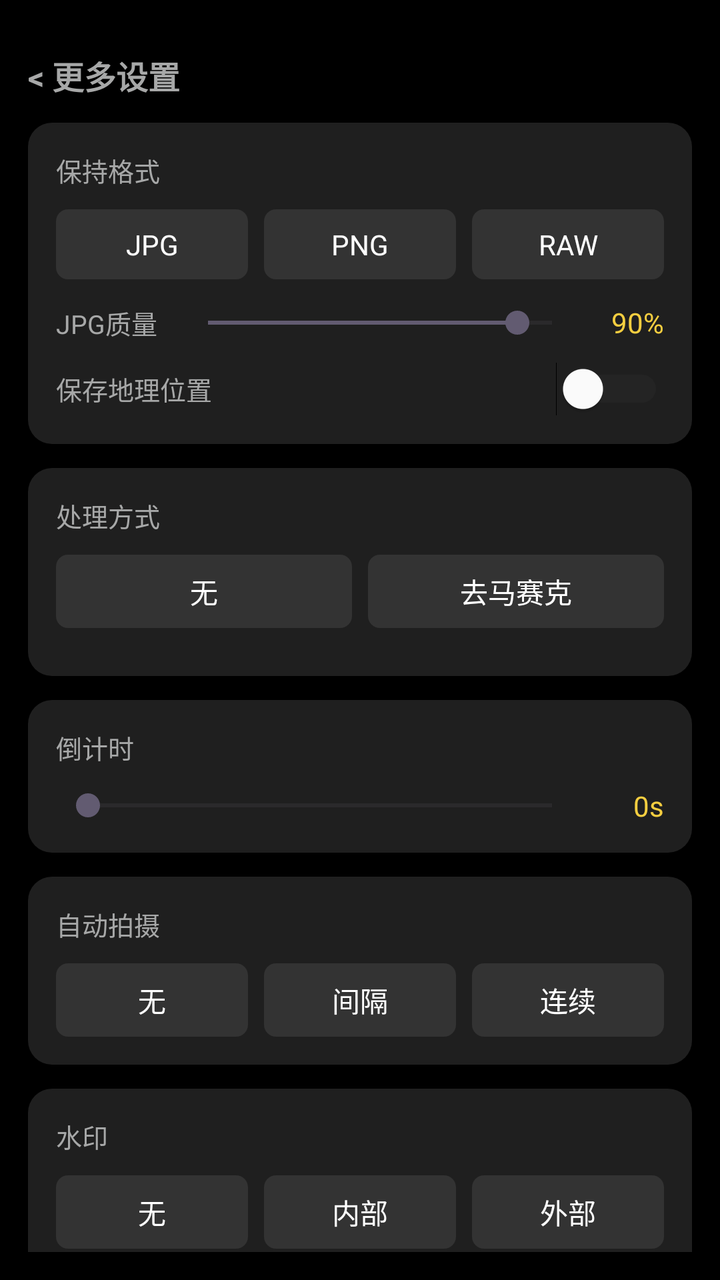
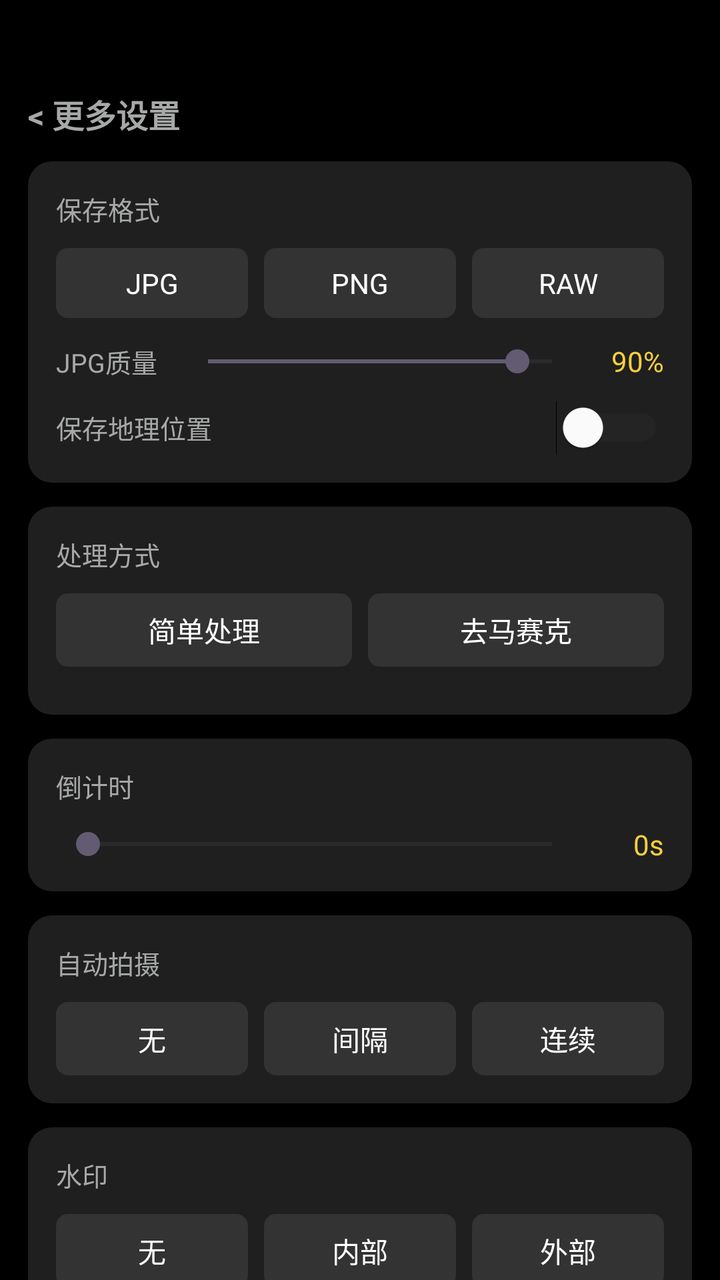

Before-and-after screenshots of an Android layout around one commit, followed by the original layout XML and the change that was made.
<!-- AndroidManifest.xml: activity theme Theme.WCam -->
<!-- res/layout/activity_settings.xml -->
<?xml version="1.0" encoding="utf-8"?>
<LinearLayout xmlns:android="http://schemas.android.com/apk/res/android"
    android:layout_width="match_parent"
    android:layout_height="match_parent"
    android:background="@color/settings_bg"
    android:orientation="vertical"
    android:padding="14dp">

    
    <LinearLayout
        android:id="@+id/btn_back"
        android:layout_width="wrap_content"
        android:layout_height="wrap_content"
        android:orientation="horizontal"
        android:gravity="center_vertical"
        android:paddingVertical="12dp"
        android:clickable="true"
        android:focusable="true">
        <TextView
            android:layout_width="wrap_content"
            android:layout_height="wrap_content"
            android:text="&lt; 更多设置"
            android:textColor="@color/settings_text_main"
            android:textSize="16sp"
            android:textStyle="bold" />
    </LinearLayout>

    <ScrollView
        android:layout_width="match_parent"
        android:layout_height="match_parent"
        android:scrollbars="none">

        <LinearLayout
            android:layout_width="match_parent"
            android:layout_height="wrap_content"
            android:orientation="vertical">

            
            <LinearLayout
                android:layout_width="match_parent"
                android:layout_height="wrap_content"
                android:background="@drawable/bg_settings_card"
                android:orientation="vertical"
                android:padding="14dp"
                android:layout_marginBottom="12dp">

                <TextView
                    android:layout_width="wrap_content"
                    android:layout_height="wrap_content"
                    android:text="保持格式"
                    android:textColor="@color/settings_text_main"
                    android:textSize="13sp"
                    android:layout_marginBottom="10dp" />

                <LinearLayout
                    android:layout_width="match_parent"
                    android:layout_height="wrap_content"
                    android:orientation="horizontal">
                    <TextView
                        android:id="@+id/chip_jpg"
                        android:layout_width="0dp"
                        android:layout_height="wrap_content"
                        android:layout_weight="1"
                        android:background="@drawable/sl_settings_chip"
                        android:text="JPG"
                        android:textColor="@color/sl_settings_chip_text"
                        android:gravity="center"
                        android:paddingVertical="8dp"
                        android:layout_marginEnd="4dp"
                        android:clickable="true" />
                    <TextView
                        android:id="@+id/chip_png"
                        android:layout_width="0dp"
                        android:layout_height="wrap_content"
                        android:layout_weight="1"
                        android:background="@drawable/sl_settings_chip"
                        android:text="PNG"
                        android:textColor="@color/sl_settings_chip_text"
                        android:gravity="center"
                        android:paddingVertical="8dp"
                        android:layout_marginHorizontal="4dp"
                        android:clickable="true" />
                    <TextView
                        android:id="@+id/chip_raw"
                        android:layout_width="0dp"
                        android:layout_height="wrap_content"
                        android:layout_weight="1"
                        android:background="@drawable/sl_settings_chip"
                        android:text="RAW"
                        android:textColor="@color/sl_settings_chip_text"
                        android:gravity="center"
                        android:paddingVertical="8dp"
                        android:layout_marginStart="4dp"
                        android:clickable="true" />
                </LinearLayout>

                <LinearLayout
                    android:id="@+id/layout_jpg_quality"
                    android:layout_width="match_parent"
                    android:layout_height="wrap_content"
                    android:orientation="horizontal"
                    android:gravity="center_vertical"
                    android:layout_marginTop="12dp">
                    <TextView
                        android:layout_width="wrap_content"
                        android:layout_height="wrap_content"
                        android:text="JPG质量"
                        android:textColor="@color/settings_text_main"
                        android:textSize="13sp"
                        android:minWidth="60dp" />
                    <SeekBar
                        android:id="@+id/seekbar_quality"
                        android:layout_width="0dp"
                        android:layout_height="wrap_content"
                        android:layout_weight="1"
                        android:max="100"
                        android:progress="90" />
                    <TextView
                        android:id="@+id/tv_quality_val"
                        android:layout_width="wrap_content"
                        android:layout_height="wrap_content"
                        android:text="90%"
                        android:textColor="@color/settings_primary"
                        android:textSize="14sp"
                        android:minWidth="40dp"
                        android:gravity="end" />
                </LinearLayout>

                <LinearLayout
                    android:layout_width="match_parent"
                    android:layout_height="wrap_content"
                    android:orientation="horizontal"
                    android:gravity="center_vertical"
                    android:layout_marginTop="10dp">
                    <TextView
                        android:layout_width="0dp"
                        android:layout_height="wrap_content"
                        android:layout_weight="1"
                        android:text="保存地理位置"
                        android:textColor="@color/settings_text_main"
                        android:textSize="13sp" />
                    <Switch
                        android:id="@+id/switch_location"
                        android:layout_width="wrap_content"
                        android:layout_height="wrap_content"
                        android:thumbTint="@color/white"
                        android:trackTint="@color/settings_unselected_bg" />
                </LinearLayout>
            </LinearLayout>

            
            <LinearLayout
                android:id="@+id/card_algo"
                android:layout_width="match_parent"
                android:layout_height="wrap_content"
                android:background="@drawable/bg_settings_card"
                android:orientation="vertical"
                android:padding="14dp"
                android:layout_marginBottom="12dp">

                <TextView
                    android:layout_width="wrap_content"
                    android:layout_height="wrap_content"
                    android:text="处理方式"
                    android:textColor="@color/settings_text_main"
                    android:textSize="13sp"
                    android:layout_marginBottom="10dp" />

                <LinearLayout
                    android:layout_width="match_parent"
                    android:layout_height="wrap_content"
                    android:orientation="horizontal"
                    android:layout_marginBottom="10dp">
                    <TextView
                        android:id="@+id/seg_none"
                        android:layout_width="0dp"
                        android:layout_height="wrap_content"
                        android:layout_weight="1"
                        android:background="@drawable/sl_settings_chip"
                        android:text="无"
                        android:textColor="@color/sl_settings_chip_text"
                        android:gravity="center"
                        android:paddingVertical="8dp"
                        android:layout_marginEnd="4dp"
                        android:clickable="true" />
                    <TextView
                        android:id="@+id/seg_demosaic"
                        android:layout_width="0dp"
                        android:layout_height="wrap_content"
                        android:layout_weight="1"
                        android:background="@drawable/sl_settings_chip"
                        android:text="去马赛克"
                        android:textColor="@color/sl_settings_chip_text"
                        android:gravity="center"
                        android:paddingVertical="8dp"
                        android:layout_marginStart="4dp"
                        android:clickable="true" />
                </LinearLayout>

                <GridLayout
                    android:id="@+id/grid_algo_none"
                    android:layout_width="match_parent"
                    android:layout_height="wrap_content"
                    android:columnCount="4"
                    android:rowCount="1"
                    android:alignmentMode="alignBounds"
                    android:columnOrderPreserved="false">
                    
                </GridLayout>

                <GridLayout
                    android:id="@+id/grid_algo_demosaic"
                    android:layout_width="match_parent"
                    android:layout_height="wrap_content"
                    android:columnCount="5"
                    android:rowCount="2"
                    android:alignmentMode="alignBounds"
                    android:columnOrderPreserved="false"
                    android:visibility="gone">
                    
                </GridLayout>
            </LinearLayout>

            
            <LinearLayout
                android:layout_width="match_parent"
                android:layout_height="wrap_content"
                android:background="@drawable/bg_settings_card"
                android:orientation="vertical"
                android:padding="14dp"
                android:layout_marginBottom="12dp">
                <TextView
                    android:layout_width="wrap_content"
                    android:layout_height="wrap_content"
                    android:text="倒计时"
                    android:textColor="@color/settings_text_main"
                    android:textSize="13sp"
                    android:layout_marginBottom="10dp" />
                <LinearLayout
                    android:layout_width="match_parent"
                    android:layout_height="wrap_content"
                    android:orientation="horizontal"
                    android:gravity="center_vertical">
                    <SeekBar
                        android:layout_width="0dp"
                        android:layout_height="wrap_content"
                        android:layout_weight="1"
                        android:max="10"
                        android:progress="0" />
                    <TextView
                        android:layout_width="wrap_content"
                        android:layout_height="wrap_content"
                        android:text="0s"
                        android:textColor="@color/settings_primary"
                        android:textSize="14sp"
                        android:minWidth="40dp"
                        android:gravity="end" />
                </LinearLayout>
            </LinearLayout>

            
            <LinearLayout
                android:layout_width="match_parent"
                android:layout_height="wrap_content"
                android:background="@drawable/bg_settings_card"
                android:orientation="vertical"
                android:padding="14dp"
                android:layout_marginBottom="12dp">
                <TextView
                    android:layout_width="wrap_content"
                    android:layout_height="wrap_content"
                    android:text="自动拍摄"
                    android:textColor="@color/settings_text_main"
                    android:textSize="13sp"
                    android:layout_marginBottom="10dp" />
                <LinearLayout
                    android:layout_width="match_parent"
                    android:layout_height="wrap_content"
                    android:orientation="horizontal">
                    <TextView
                        android:layout_width="0dp"
                        android:layout_height="wrap_content"
                        android:layout_weight="1"
                        android:background="@drawable/sl_settings_chip"
                        android:text="无"
                        android:textColor="@color/sl_settings_chip_text"
                        android:gravity="center"
                        android:paddingVertical="8dp"
                        android:layout_marginEnd="4dp" />
                    <TextView
                        android:layout_width="0dp"
                        android:layout_height="wrap_content"
                        android:layout_weight="1"
                        android:background="@drawable/sl_settings_chip"
                        android:text="间隔"
                        android:textColor="@color/sl_settings_chip_text"
                        android:gravity="center"
                        android:paddingVertical="8dp"
                        android:layout_marginHorizontal="4dp" />
                    <TextView
                        android:layout_width="0dp"
                        android:layout_height="wrap_content"
                        android:layout_weight="1"
                        android:background="@drawable/sl_settings_chip"
                        android:text="连续"
                        android:textColor="@color/sl_settings_chip_text"
                        android:gravity="center"
                        android:paddingVertical="8dp"
                        android:layout_marginStart="4dp" />
                </LinearLayout>
            </LinearLayout>

            
            <LinearLayout
                android:layout_width="match_parent"
                android:layout_height="wrap_content"
                android:background="@drawable/bg_settings_card"
                android:orientation="vertical"
                android:padding="14dp"
                android:layout_marginBottom="12dp">
                <TextView
                    android:layout_width="wrap_content"
                    android:layout_height="wrap_content"
                    android:text="水印"
                    android:textColor="@color/settings_text_main"
                    android:textSize="13sp"
                    android:layout_marginBottom="10dp" />
                <LinearLayout
                    android:layout_width="match_parent"
                    android:layout_height="wrap_content"
                    android:orientation="horizontal">
                    <TextView
                        android:layout_width="0dp"
                        android:layout_height="wrap_content"
                        android:layout_weight="1"
                        android:background="@drawable/sl_settings_chip"
                        android:text="无"
                        android:textColor="@color/sl_settings_chip_text"
                        android:gravity="center"
                        android:paddingVertical="8dp"
                        android:layout_marginEnd="4dp" />
                    <TextView
                        android:layout_width="0dp"
                        android:layout_height="wrap_content"
                        android:layout_weight="1"
                        android:background="@drawable/sl_settings_chip"
                        android:text="内部"
                        android:textColor="@color/sl_settings_chip_text"
                        android:gravity="center"
                        android:paddingVertical="8dp"
                        android:layout_marginHorizontal="4dp" />
                    <TextView
                        android:layout_width="0dp"
                        android:layout_height="wrap_content"
                        android:layout_weight="1"
                        android:background="@drawable/sl_settings_chip"
                        android:text="外部"
                        android:textColor="@color/sl_settings_chip_text"
                        android:gravity="center"
                        android:paddingVertical="8dp"
                        android:layout_marginStart="4dp" />
                </LinearLayout>
            </LinearLayout>

        </LinearLayout>
    </ScrollView>

</LinearLayout>
<!-- resources referenced by this layout -->
<resources>
  <color name="settings_bg">#000000</color>
  <color name="settings_primary">#F5CE40</color>
  <color name="settings_text_main">#A7A8A8</color>
  <color name="settings_unselected_bg">#333333</color>
  <color name="white">#FFFFFFFF</color>
  <!-- drawable bg_settings_card (drawable) -->
  <?xml version="1.0" encoding="utf-8"?>
  <shape xmlns:android="http://schemas.android.com/apk/res/android">
      <solid android:color="@color/settings_surface" />
      <corners android:radius="12dp" />
  </shape>
  <!-- drawable sl_settings_chip (drawable) -->
  <?xml version="1.0" encoding="utf-8"?>
  <selector xmlns:android="http://schemas.android.com/apk/res/android">
      <item android:drawable="@drawable/bg_settings_chip_selected" android:state_selected="true" />
      <item android:drawable="@drawable/bg_settings_chip_unselected" />
  </selector>
  <style name="Theme.WCam" parent="Base.Theme.WCam" />
  <color name="settings_surface">#1F1F1F</color>
  <!-- drawable bg_settings_chip_selected (drawable) -->
  <?xml version="1.0" encoding="utf-8"?>
  <shape xmlns:android="http://schemas.android.com/apk/res/android">
      <solid android:color="@color/settings_primary" />
      <corners android:radius="6dp" />
  </shape>
  <!-- drawable bg_settings_chip_unselected (drawable) -->
  <?xml version="1.0" encoding="utf-8"?>
  <shape xmlns:android="http://schemas.android.com/apk/res/android">
      <solid android:color="@color/settings_unselected_bg" />
      <corners android:radius="6dp" />
  </shape>
  <style name="Base.Theme.WCam" parent="Theme.Material3.DayNight.NoActionBar">
          
          
      </style>
</resources>

<!-- the commit's change to res/layout/activity_settings.xml (unified diff, before → after) -->
@@ -4,7 +4,12 @@
     android:layout_height="match_parent"
     android:background="@color/settings_bg"
     android:orientation="vertical"
-    android:padding="14dp">
+    android:paddingHorizontal="14dp">
+
+    
+    <View
+        android:layout_width="match_parent"
+        android:layout_height="100px" />
 
     
     <LinearLayout
@@ -33,7 +38,8 @@
         <LinearLayout
             android:layout_width="match_parent"
             android:layout_height="wrap_content"
-            android:orientation="vertical">
+            android:orientation="vertical"
+            android:paddingBottom="40dp">
 
             
             <LinearLayout
@@ -47,7 +53,7 @@
                 <TextView
                     android:layout_width="wrap_content"
                     android:layout_height="wrap_content"
-                    android:text="保持格式"
+                    android:text="保存格式"
                     android:textColor="@color/settings_text_main"
                     android:textSize="13sp"
                     android:layout_marginBottom="10dp" />
@@ -172,12 +178,12 @@
                     android:orientation="horizontal"
                     android:layout_marginBottom="10dp">
                     <TextView
-                        android:id="@+id/seg_none"
-                        android:layout_width="0dp"
-                        android:layout_height="wrap_content"
-                        android:layout_weight="1"
-                        android:background="@drawable/sl_settings_chip"
-                        android:text="无"
+                        android:id="@+id/seg_simple"
+                        android:layout_width="0dp"
+                        android:layout_height="wrap_content"
+                        android:layout_weight="1"
+                        android:background="@drawable/sl_settings_chip"
+                        android:text="简单处理"
                         android:textColor="@color/sl_settings_chip_text"
                         android:gravity="center"
                         android:paddingVertical="8dp"
@@ -205,7 +211,6 @@
                     android:rowCount="1"
                     android:alignmentMode="alignBounds"
                     android:columnOrderPreserved="false">
-                    
                 </GridLayout>
 
                 <GridLayout
@@ -217,7 +222,6 @@
                     android:alignmentMode="alignBounds"
                     android:columnOrderPreserved="false"
                     android:visibility="gone">
-                    
                 </GridLayout>
             </LinearLayout>
 
@@ -242,12 +246,14 @@
                     android:orientation="horizontal"
                     android:gravity="center_vertical">
                     <SeekBar
+                        android:id="@+id/seekbar_countdown"
                         android:layout_width="0dp"
                         android:layout_height="wrap_content"
                         android:layout_weight="1"
                         android:max="10"
                         android:progress="0" />
                     <TextView
+                        android:id="@+id/tv_countdown_val"
                         android:layout_width="wrap_content"
                         android:layout_height="wrap_content"
                         android:text="0s"
@@ -278,6 +284,7 @@
                     android:layout_height="wrap_content"
                     android:orientation="horizontal">
                     <TextView
+                        android:id="@+id/seg_auto_none"
                         android:layout_width="0dp"
                         android:layout_height="wrap_content"
                         android:layout_weight="1"
@@ -288,6 +295,7 @@
                         android:paddingVertical="8dp"
                         android:layout_marginEnd="4dp" />
                     <TextView
+                        android:id="@+id/seg_auto_interval"
                         android:layout_width="0dp"
                         android:layout_height="wrap_content"
                         android:layout_weight="1"
@@ -298,6 +306,7 @@
                         android:paddingVertical="8dp"
                         android:layout_marginHorizontal="4dp" />
                     <TextView
+                        android:id="@+id/seg_auto_continuous"
                         android:layout_width="0dp"
                         android:layout_height="wrap_content"
                         android:layout_weight="1"
@@ -307,6 +316,75 @@
                         android:gravity="center"
                         android:paddingVertical="8dp"
                         android:layout_marginStart="4dp" />
+                </LinearLayout>
+
+                <LinearLayout
+                    android:id="@+id/panel_auto_interval"
+                    android:layout_width="match_parent"
+                    android:layout_height="wrap_content"
+                    android:orientation="vertical"
+                    android:visibility="gone">
+                    <LinearLayout
+                        android:layout_width="match_parent"
+                        android:layout_height="wrap_content"
+                        android:layout_marginTop="10dp"
+                        android:background="@color/settings_unselected_bg"
+                        android:padding="8dp"
+                        android:gravity="center">
+                        <TextView android:layout_width="wrap_content" android:layout_height="wrap_content" android:text="间隔" android:textColor="@color/white" />
+                        <EditText
+                            android:id="@+id/et_interval_sec"
+                            android:layout_width="60dp"
+                            android:layout_height="wrap_content"
+                            android:background="@null"
+                            android:inputType="number"
+                            android:gravity="center"
+                            android:text="5"
+                            android:textColor="@color/white" />
+                        <TextView android:layout_width="wrap_content" android:layout_height="wrap_content" android:text="秒拍一张" android:textColor="@color/white" />
+                    </LinearLayout>
+                    <LinearLayout
+                        android:layout_width="match_parent"
+                        android:layout_height="wrap_content"
+                        android:layout_marginTop="8dp"
+                        android:background="@color/settings_unselected_bg"
+                        android:padding="8dp"
+                        android:gravity="center">
+                        <TextView android:layout_width="wrap_content" android:layout_height="wrap_content" android:text="直到达到时长" android:textColor="@color/white" />
+                        <EditText
+                            android:id="@+id/et_interval_duration"
+                            android:layout_width="60dp"
+                            android:layout_height="wrap_content"
+                            android:background="@null"
+                            android:inputType="number"
+                            android:gravity="center"
+                            android:text="60"
+                            android:textColor="@color/white" />
+                        <TextView android:layout_width="wrap_content" android:layout_height="wrap_content" android:text="秒" android:textColor="@color/white" />
+                    </LinearLayout>
+                </LinearLayout>
+
+                <LinearLayout
+                    android:id="@+id/panel_auto_continuous"
+                    android:layout_width="match_parent"
+                    android:layout_height="wrap_content"
+                    android:orientation="horizontal"
+                    android:layout_marginTop="10dp"
+                    android:background="@color/settings_unselected_bg"
+                    android:padding="8dp"
+                    android:gravity="center"
+                    android:visibility="gone">
+                    <TextView android:layout_width="wrap_content" android:layout_height="wrap_content" android:text="连续拍" android:textColor="@color/white" />
+                    <EditText
+                        android:id="@+id/et_continuous_count"
+                        android:layout_width="60dp"
+                        android:layout_height="wrap_content"
+                        android:background="@null"
+                        android:inputType="number"
+                        android:gravity="center"
+                        android:text="10"
+                        android:textColor="@color/white" />
+                    <TextView android:layout_width="wrap_content" android:layout_height="wrap_content" android:text="张" android:textColor="@color/white" />
                 </LinearLayout>
             </LinearLayout>
 
@@ -330,6 +408,7 @@
                     android:layout_height="wrap_content"
                     android:orientation="horizontal">
                     <TextView
+                        android:id="@+id/seg_wm_none"
                         android:layout_width="0dp"
                         android:layout_height="wrap_content"
                         android:layout_weight="1"
@@ -340,6 +419,7 @@
                         android:paddingVertical="8dp"
                         android:layout_marginEnd="4dp" />
                     <TextView
+                        android:id="@+id/seg_wm_internal"
                         android:layout_width="0dp"
                         android:layout_height="wrap_content"
                         android:layout_weight="1"
@@ -350,6 +430,7 @@
                         android:paddingVertical="8dp"
                         android:layout_marginHorizontal="4dp" />
                     <TextView
+                        android:id="@+id/seg_wm_external"
                         android:layout_width="0dp"
                         android:layout_height="wrap_content"
                         android:layout_weight="1"
@@ -359,6 +440,65 @@
                         android:gravity="center"
                         android:paddingVertical="8dp"
                         android:layout_marginStart="4dp" />
+                </LinearLayout>
+
+                <LinearLayout
+                    android:id="@+id/panel_wm_options"
+                    android:layout_width="match_parent"
+                    android:layout_height="wrap_content"
+                    android:orientation="vertical"
+                    android:visibility="gone">
+                    <LinearLayout
+                        android:layout_width="match_parent"
+                        android:layout_height="wrap_content"
+                        android:orientation="horizontal"
+                        android:layout_marginTop="12dp">
+                        <TextView
+                            android:id="@+id/chip_wm_time"
+                            android:layout_width="0dp"
+                            android:layout_height="wrap_content"
+                            android:layout_weight="1"
+                            android:background="@drawable/sl_settings_chip"
+                            android:text="时间"
+                            android:textColor="@color/sl_settings_chip_text"
+                            android:gravity="center"
+                            android:paddingVertical="8dp"
+                            android:layout_marginEnd="4dp" />
+                        <TextView
+                            android:id="@+id/chip_wm_params"
+                            android:layout_width="0dp"
+                            android:layout_height="wrap_content"
+                            android:layout_weight="1"
+                            android:background="@drawable/sl_settings_chip"
+                            android:text="参数"
+                            android:textColor="@color/sl_settings_chip_text"
+                            android:gravity="center"
+                            android:paddingVertical="8dp"
+                            android:layout_marginHorizontal="4dp" />
+                        <TextView
+                            android:id="@+id/chip_wm_text"
+                            android:layout_width="0dp"
+                            android:layout_height="wrap_content"
+                            android:layout_weight="1"
+                            android:background="@drawable/sl_settings_chip"
+                            android:text="固定文本"
+                            android:textColor="@color/sl_settings_chip_text"
+                            android:gravity="center"
+                            android:paddingVertical="8dp"
+                            android:layout_marginStart="4dp" />
+                    </LinearLayout>
+                    <EditText
+                        android:id="@+id/et_wm_custom"
+                        android:layout_width="match_parent"
+                        android:layout_height="wrap_content"
+                        android:layout_marginTop="12dp"
+                        android:background="@color/settings_unselected_bg"
+                        android:hint="输入水印文本..."
+                        android:padding="10dp"
+                        android:textColor="@color/white"
+                        android:textColorHint="@color/settings_text_main"
+                        android:textSize="14sp"
+                        android:visibility="gone" />
                 </LinearLayout>
             </LinearLayout>
 
